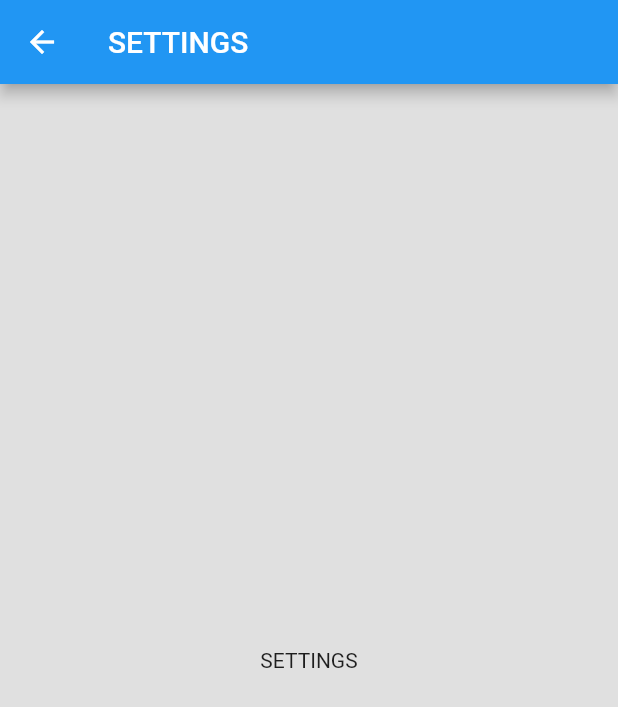
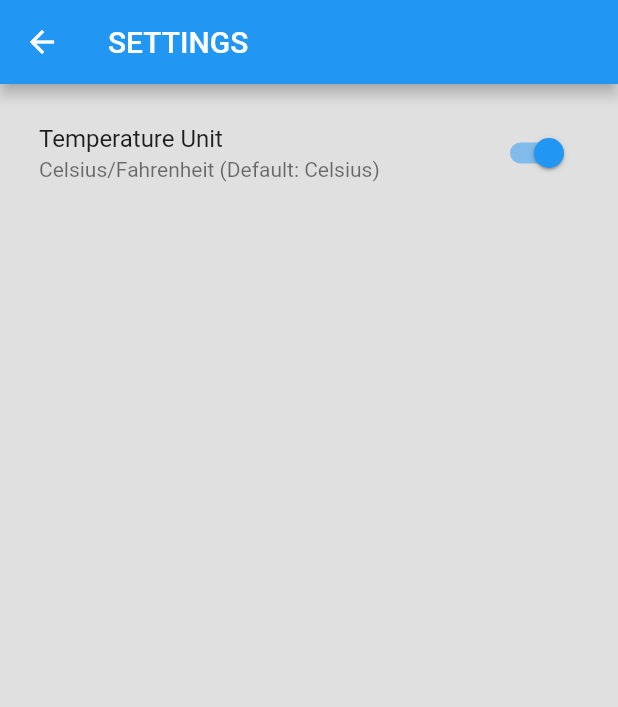
Before and after one commit to cromueloliver02/flutter_bloc_weather_app, a Flutter app: the SettingsPage screen opened by its route, on a phone screen of 412 x 824 dp. Shown: the top 707 px of the screen. Run offline on Flutter 3.47's test engine with Material 2 defaults, Android fonts, the phone set to English and light mode, and no system bars; our stand-ins replace bloc, equatable, flutter_bloc, flutter_dotenv, recase.

Commit message:
temp settings cubit

```diff
--- /dev/null
+++ b/lib/cubits/temp_settings/temp_settings_cubit.dart
@@ -0,0 +1,17 @@
+// ignore: depend_on_referenced_packages
+import 'package:bloc/bloc.dart';
+import 'package:equatable/equatable.dart';
+
+part 'temp_settings_state.dart';
+
+class TempSettingsCubit extends Cubit<TempSettingsState> {
+  TempSettingsCubit() : super(TempSettingsState.initial());
+
+  void toggleTempUnit() {
+    final tempUnit = state.tempUnit == TempUnit.celsius
+        ? TempUnit.fahrenheit
+        : TempUnit.celsius;
+
+    emit(state.copyWith(tempUnit: tempUnit));
+  }
+}
--- /dev/null
+++ b/lib/cubits/temp_settings/temp_settings_state.dart
@@ -0,0 +1,29 @@
+part of 'temp_settings_cubit.dart';
+
+class TempSettingsState extends Equatable {
+  final TempUnit tempUnit;
+
+  const TempSettingsState({
+    this.tempUnit = TempUnit.celsius,
+  });
+
+  factory TempSettingsState.initial() {
+    return const TempSettingsState();
+  }
+
+  @override
+  List<Object> get props => [tempUnit];
+
+  @override
+  String toString() => 'TempSettingsState(tempUnit: $tempUnit)';
+
+  TempSettingsState copyWith({
+    TempUnit? tempUnit,
+  }) {
+    return TempSettingsState(
+      tempUnit: tempUnit ?? this.tempUnit,
+    );
+  }
+}
+
+enum TempUnit { celsius, fahrenheit }
--- a/lib/cubits/weather/weather_cubit.dart
+++ b/lib/cubits/weather/weather_cubit.dart
@@ -28,7 +28,7 @@ class WeatherCubit extends Cubit<WeatherState> {
         status: WeatherStatus.loaded,
       ));
 
-      print('weather $weather');
+      if (kDebugMode) print('weather $weather');
     } on CustomError catch (err) {
       emit(state.copyWith(
         status: WeatherStatus.error,
--- a/lib/pages/settings_page.dart
+++ b/lib/pages/settings_page.dart
@@ -1,20 +1,33 @@
 import 'package:flutter/material.dart';
+import 'package:flutter_bloc/flutter_bloc.dart';
 
-class SettingsPage extends StatefulWidget {
+import '../cubits/temp_settings/temp_settings_cubit.dart';
+
+class SettingsPage extends StatelessWidget {
   static const id = '/settings';
 
   const SettingsPage({super.key});
 
   @override
-  State<SettingsPage> createState() => _SettingsPageState();
-}
-
-class _SettingsPageState extends State<SettingsPage> {
-  @override
   Widget build(BuildContext context) {
     return Scaffold(
       appBar: AppBar(title: const Text('SETTINGS')),
-      body: const Center(child: Text('SETTINGS')),
+      body: Padding(
+        padding: const EdgeInsets.all(10),
+        child: ListTile(
+          title: const Text('Temperature Unit'),
+          subtitle: const Text('Celsius/Fahrenheit (Default: Celsius)'),
+          trailing:
+              BlocSelector<TempSettingsCubit, TempSettingsState, TempUnit>(
+            selector: (state) => state.tempUnit,
+            builder: (ctx, tempUnit) => Switch(
+              value: tempUnit == TempUnit.celsius,
+              onChanged: (value) =>
+                  ctx.read<TempSettingsCubit>().toggleTempUnit(),
+            ),
+          ),
+        ),
+      ),
     );
   }
 }
--- a/lib/utils/blocs_handler.dart
+++ b/lib/utils/blocs_handler.dart
@@ -2,6 +2,7 @@ import 'package:flutter_bloc/flutter_bloc.dart';
 import 'package:http/http.dart' as http;
 
 import '../cubits/weather/weather_cubit.dart';
+import '../cubits/temp_settings/temp_settings_cubit.dart';
 import '../repositories/weather_repository.dart';
 import '../services/weather_api_services.dart';
 
@@ -22,5 +23,8 @@ class BlocsHandler {
         weatherRepository: ctx.read<WeatherRepository>(),
       ),
     ),
+    BlocProvider<TempSettingsCubit>(
+      create: (ctx) => TempSettingsCubit(),
+    ),
   ];
 }
```
Also changed, not shown: lib/pages/home_page.dart (+14 -0 lines).
